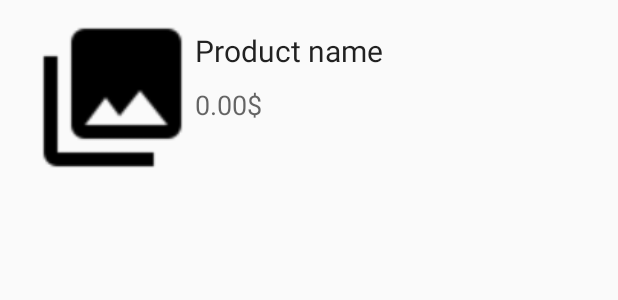
After one commit to kevinsubieta/intellibusiness_app, an Android app: the layout view_item_product.xml on its own in the app's theme, with its tools: preview values and no code run, on a phone screen of 412 x 824 dp. The commit adds this screen. Shown: the top 300 px of the screen. Run offline under Robolectric (Android 15) with nearby library versions, the phone set to English and light mode, and no system bars.

Commit message:
Aumentado views para productos

```diff
--- /dev/null
+++ b/app/src/main/res/layout/activity_search.xml
@@ -0,0 +1,6 @@
+<?xml version="1.0" encoding="utf-8"?>
+<LinearLayout xmlns:android="http://schemas.android.com/apk/res/android"
+    android:orientation="vertical" android:layout_width="match_parent"
+    android:layout_height="match_parent">
+
+</LinearLayout>
--- /dev/null
+++ b/app/src/main/res/layout/view_item_product.xml
@@ -0,0 +1,44 @@
+<?xml version="1.0" encoding="utf-8"?>
+<LinearLayout xmlns:android="http://schemas.android.com/apk/res/android"
+    android:orientation="vertical" android:layout_width="match_parent"
+    android:layout_height="match_parent">
+
+    <RelativeLayout
+        android:layout_width="match_parent"
+        android:layout_height="130dp"
+        android:layout_gravity="center_horizontal">
+
+        <ImageView
+            android:layout_width="110dp"
+            android:layout_height="110dp"
+            android:id="@+id/ivProduct"
+            android:src="@drawable/ic_collections_black_48dp"
+            android:layout_marginLeft="20dp"
+            android:layout_centerVertical="true"
+            android:layout_alignParentLeft="true"
+            android:layout_alignParentStart="true" />
+
+        <TextView
+            android:layout_width="wrap_content"
+            android:layout_height="wrap_content"
+            android:textAppearance="?android:attr/textAppearanceLarge"
+            android:text="@string/view_item_product_tvNameProduct"
+            android:textSize="20dp"
+            android:layout_marginTop="10dp"
+            android:id="@+id/tvNameProduct"
+            android:layout_alignTop="@+id/ivProduct"
+            android:layout_toRightOf="@+id/ivProduct"
+            android:layout_toEndOf="@+id/ivProduct" />
+
+        <TextView
+            android:layout_width="wrap_content"
+            android:layout_height="wrap_content"
+            android:textAppearance="?android:attr/textAppearanceMedium"
+            android:layout_marginTop="10dp"
+            android:text="@string/view_item_product_tvPriceProduct"
+            android:id="@+id/tvPriceProduct"
+            android:layout_below="@+id/tvNameProduct"
+            android:layout_toRightOf="@+id/ivProduct"
+            android:layout_toEndOf="@+id/ivProduct" />
+    </RelativeLayout>
+</LinearLayout>
--- a/app/src/main/res/values-v21/styles.xml
+++ b/app/src/main/res/values-v21/styles.xml
@@ -23,7 +23,6 @@
     </style>
 
     <style name="TextViews_dialog">
-
         <item name="android:textColor">@color/colorBlack</item>
         <item name="android:textSize">15dp</item>
     </style>
--- a/app/src/main/res/values/strings.xml
+++ b/app/src/main/res/values/strings.xml
@@ -29,4 +29,7 @@
     <string name="dialog_register_user_btnDialogok">Register</string>
     <string name="dialog_register_user_tvTittleDialog">Register a new user</string>
 
+    <string name="view_item_product_tvNameProduct">Product name</string>
+    <string name="view_item_product_tvPriceProduct">0.00$</string>
+
 </resources>
```
Also changed, not shown: app/src/main/res/layout/content_main.xml (+28 -8 lines), app/src/main/res/layout/view_item_producto_offer.xml (added, +32 -0 lines), app/src/main/res/drawable/ic_collections_black_48dp.png (added).
